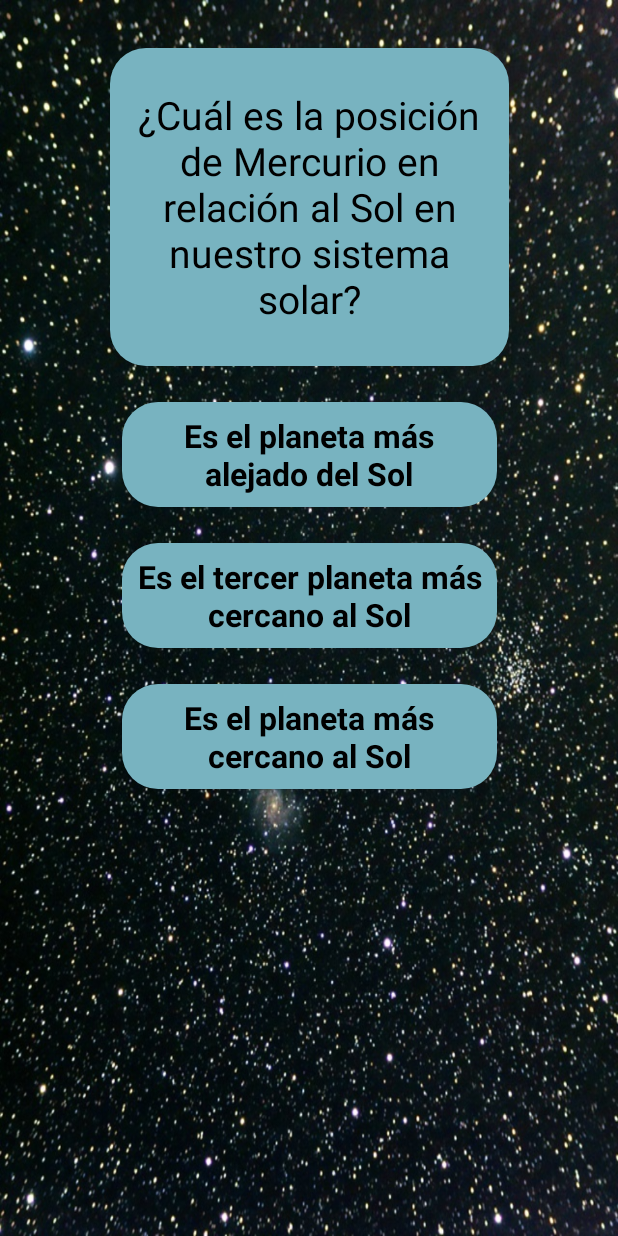
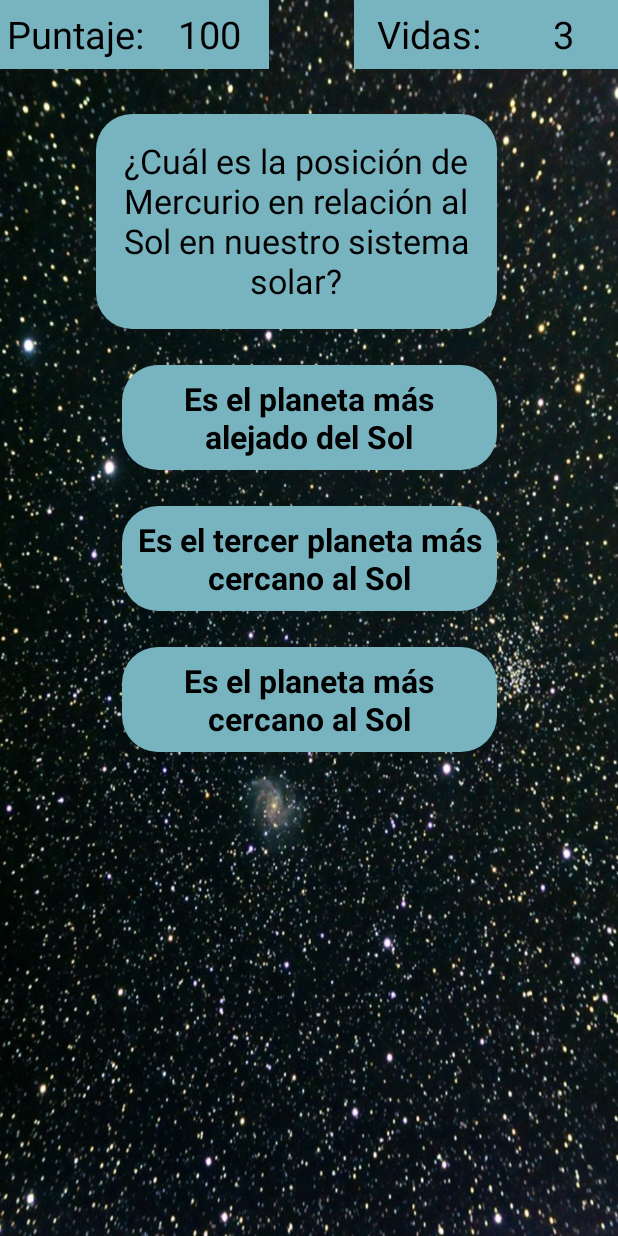
Before and after one commit to emunozce/Planetario, an Android app: the ThirdActivity screen opened directly, with no data from a screen before it, after a tap on "La presencia de metano en su atmósfera", on a phone screen of 412 x 824 dp. Run offline under Robolectric (Android 15) with nearby library versions, the phone set to English and light mode, and no system bars; 2 other taps on this screen came first.

Commit message:
Se muestran puntajes y vidas

```diff
--- a/app/src/main/java/com/emc/planetario/ThirdActivity.java
+++ b/app/src/main/java/com/emc/planetario/ThirdActivity.java
@@ -8,25 +8,31 @@ import android.os.Handler;
 import android.view.View;
 import android.widget.ImageView;
 import android.widget.TextView;
-import android.widget.Toast;
 
 import androidx.appcompat.app.AppCompatActivity;
 
 import java.io.BufferedReader;
+import java.io.FileInputStream;
+import java.io.FileOutputStream;
 import java.io.IOException;
 import java.io.InputStream;
 import java.io.InputStreamReader;
+import java.io.ObjectInputStream;
+import java.io.ObjectOutputStream;
 import java.util.ArrayList;
 import java.util.Collections;
 import java.util.List;
 
 public class ThirdActivity extends AppCompatActivity {
-    private TextView questionTextView, answer1TextView, answer2TextView, answer3TextView;
+    private static final int MAX_INCORRECT_COUNT = 5; // Máximo número de respuestas incorrectas permitidas
+    private TextView questionTextView, answer1TextView, answer2TextView, answer3TextView, puntajeTxt, vidasTxt;
     private ImageView correctImageView, incorrectImageView;
     private List<Question> questionList;
     private int currentQuestionIndex;
     private int incorrectAnswerCount; // Nueva variable para contar respuestas incorrectas consecutivas
-    private static final int MAX_INCORRECT_COUNT = 3; // Máximo número de respuestas incorrectas permitidas
+    private int puntaje = 0, vidas = MAX_INCORRECT_COUNT;
+
+    private boolean firstTime = true;
 
     @Override
     protected void onCreate(Bundle savedInstanceState) {
@@ -39,6 +45,8 @@ public class ThirdActivity extends AppCompatActivity {
         answer3TextView = findViewById(R.id.answer3TextView);
         correctImageView = findViewById(R.id.correctImageView);
         incorrectImageView = findViewById(R.id.incorrectImageView);
+        puntajeTxt = findViewById(R.id.puntaje);
+        vidasTxt = findViewById(R.id.vidas);
         // Cargar preguntas y respuestas desde el archivo
         questionList = loadQuestionsFromRaw();
 
@@ -83,7 +91,7 @@ public class ThirdActivity extends AppCompatActivity {
         } else {
             // Has completado todas las preguntas o alcanzado el límite de respuestas incorrectas, puedes manejarlo aquí
             if (incorrectAnswerCount == MAX_INCORRECT_COUNT) {
-                showToast("Juego detenido. ¡Debes estudiar más!");
+
                 returnToScreen2(); // Agregar esta línea para regresar a la pantalla 2
             }
         }
@@ -98,11 +106,12 @@ public class ThirdActivity extends AppCompatActivity {
     private void checkAnswer(String selectedAnswer) {
         Question currentQuestion = questionList.get(currentQuestionIndex - 1);
         if (selectedAnswer.equals(currentQuestion.getCorrectAnswer())) {
-            showToast("Respuesta Correcta");
-            incorrectAnswerCount = 0; // Restablecer el conteo de respuestas incorrectas
+            puntaje += 100;
+            puntajeTxt.setText(Integer.toString(puntaje));
             correctImageView.setVisibility(View.VISIBLE); // Mostrar la imagen correcta
         } else {
-            showToast("Respuesta Incorrecta");
+            vidas -= 1;
+            vidasTxt.setText(Integer.toString(vidas));
             incorrectAnswerCount++;
             incorrectImageView.setVisibility(View.VISIBLE); // Mostrar la imagen incorrecta
         }
@@ -113,13 +122,6 @@ public class ThirdActivity extends AppCompatActivity {
                 showNextQuestion();
             }
         }, 1000); // Retraso de 1 segundo
-    }
-
-    private void showToast(String message) {
-        Context context = getApplicationContext();
-        int duration = Toast.LENGTH_SHORT;
-        Toast toast = Toast.makeText(context, message, duration);
-        toast.show();
     }
 
     private List<Question> loadQuestionsFromRaw() {
@@ -149,4 +151,24 @@ public class ThirdActivity extends AppCompatActivity {
         Collections.shuffle(questions);
         return questions;
     }
+
+    private void savePuntaje(int puntaje) {
+        try (FileOutputStream fos = openFileOutput("puntaje.txt", Context.MODE_PRIVATE);
+             ObjectOutputStream oos = new ObjectOutputStream(fos)) {
+            oos.writeInt(puntaje);
+        } catch (IOException e) {
+            e.printStackTrace();
+        }
+    }
+
+    private int loadPuntajeFromFile() {
+        int loadedPuntaje = 0;
+        try (FileInputStream fis = openFileInput("puntaje.txt");
+             ObjectInputStream ois = new ObjectInputStream(fis)) {
+            loadedPuntaje = ois.readInt();
+        } catch (IOException e) {
+            e.printStackTrace();
+        }
+        return loadedPuntaje;
+    }
 }
--- a/app/src/main/res/layout/preguntas.xml
+++ b/app/src/main/res/layout/preguntas.xml
@@ -1,5 +1,4 @@
-<androidx.constraintlayout.widget.ConstraintLayout
-    xmlns:android="http://schemas.android.com/apk/res/android"
+<androidx.constraintlayout.widget.ConstraintLayout xmlns:android="http://schemas.android.com/apk/res/android"
     xmlns:app="http://schemas.android.com/apk/res-auto"
     xmlns:tools="http://schemas.android.com/tools"
     android:layout_width="match_parent"
@@ -8,20 +7,49 @@
     tools:context=".ThirdActivity">
 
     <TextView
+        android:id="@+id/vidas"
+        android:layout_width="79dp"
+        android:layout_height="46dp"
+        android:layout_marginStart="236dp"
+        android:background="#78B3C0"
+        android:gravity="center"
+        android:text="5"
+        android:textAlignment="center"
+        android:textColor="#000000"
+        android:textSize="25sp"
+        app:layout_constraintStart_toEndOf="@+id/textView5"
+        app:layout_constraintTop_toTopOf="parent" />
+
+    <TextView
+        android:id="@+id/textView2"
+        android:layout_width="100dp"
+        android:layout_height="46dp"
+        android:layout_marginStart="236dp"
+        android:background="#78B3C0"
+        android:gravity="center"
+        android:text="Vidas:"
+        android:textAlignment="center"
+        android:textColor="#000000"
+        android:textSize="25sp"
+        app:layout_constraintStart_toStartOf="parent"
+        app:layout_constraintTop_toTopOf="parent" />
+
+    <TextView
         android:id="@+id/questionTextView"
-        android:layout_width="266dp"
-        android:layout_height="212dp"
-        android:layout_marginTop="32dp"
+        android:layout_width="267dp"
+        android:layout_height="143dp"
+        android:layout_marginTop="76dp"
+        android:autoSizeMaxTextSize="40sp"
+        android:autoSizeMinTextSize="12sp"
+        android:autoSizeTextType="uniform"
         android:background="@drawable/fondo_redondo"
+        android:gravity="center"
+        android:padding="16dp"
         android:text="Pregunta"
         android:textAlignment="center"
         android:textColor="#000000"
-        android:gravity="center"
-        android:autoSizeTextType="uniform"
-        android:autoSizeMinTextSize="12sp"
-        android:autoSizeMaxTextSize="40sp"
-        android:padding="16dp"
         app:layout_constraintEnd_toEndOf="parent"
+        app:layout_constraintHorizontal_bias="0.444"
         app:layout_constraintStart_toStartOf="parent"
         app:layout_constraintTop_toTopOf="parent" />
 
@@ -30,16 +58,16 @@
         android:layout_width="250dp"
         android:layout_height="70dp"
         android:layout_marginTop="24dp"
+        android:autoSizeMaxTextSize="24sp"
+        android:autoSizeMinTextSize="12sp"
+        android:autoSizeTextType="uniform"
         android:background="@drawable/fondo_redondo"
+        android:gravity="center"
+        android:padding="8dp"
         android:text="Respuesta 1"
         android:textAlignment="center"
         android:textColor="#000000"
-        android:gravity="center"
         android:textStyle="bold"
-        android:autoSizeTextType="uniform"
-        android:autoSizeMinTextSize="12sp"
-        android:autoSizeMaxTextSize="24sp"
-        android:padding="8dp"
         app:layout_constraintEnd_toEndOf="parent"
         app:layout_constraintStart_toStartOf="parent"
         app:layout_constraintTop_toBottomOf="@+id/questionTextView" />
@@ -49,16 +77,16 @@
         android:layout_width="250dp"
         android:layout_height="70dp"
         android:layout_marginTop="24dp"
+        android:autoSizeMaxTextSize="24sp"
+        android:autoSizeMinTextSize="12sp"
+        android:autoSizeTextType="uniform"
         android:background="@drawable/fondo_redondo"
+        android:gravity="center"
+        android:padding="8dp"
         android:text="Respuesta 2"
         android:textAlignment="center"
         android:textColor="#000000"
-        android:gravity="center"
         android:textStyle="bold"
-        android:autoSizeTextType="uniform"
-        android:autoSizeMinTextSize="12sp"
-        android:autoSizeMaxTextSize="24sp"
-        android:padding="8dp"
         app:layout_constraintEnd_toEndOf="parent"
         app:layout_constraintStart_toStartOf="parent"
         app:layout_constraintTop_toBottomOf="@+id/answer1TextView" />
@@ -68,16 +96,16 @@
         android:layout_width="250dp"
         android:layout_height="70dp"
         android:layout_marginTop="24dp"
+        android:autoSizeMaxTextSize="24sp"
+        android:autoSizeMinTextSize="12sp"
+        android:autoSizeTextType="uniform"
         android:background="@drawable/fondo_redondo"
+        android:gravity="center"
+        android:padding="8dp"
         android:text="Respuesta 3"
         android:textAlignment="center"
         android:textColor="#000000"
-        android:gravity="center"
         android:textStyle="bold"
-        android:autoSizeTextType="uniform"
-        android:autoSizeMinTextSize="12sp"
-        android:autoSizeMaxTextSize="24sp"
-        android:padding="8dp"
         app:layout_constraintEnd_toEndOf="parent"
         app:layout_constraintStart_toStartOf="parent"
         app:layout_constraintTop_toBottomOf="@+id/answer2TextView" />
@@ -88,10 +116,10 @@
         android:layout_height="180dp"
         android:layout_marginTop="16dp"
         android:src="@drawable/check_mark"
+        android:visibility="invisible"
         app:layout_constraintEnd_toEndOf="parent"
         app:layout_constraintStart_toStartOf="parent"
-        app:layout_constraintTop_toBottomOf="@+id/answer3TextView"
-        android:visibility="invisible" />
+        app:layout_constraintTop_toBottomOf="@+id/answer3TextView" />
 
     <ImageView
         android:id="@+id/incorrectImageView"
@@ -99,9 +127,35 @@
         android:layout_height="180dp"
         android:layout_marginTop="16dp"
         android:src="@drawable/cross_mark"
+        android:visibility="invisible"
         app:layout_constraintEnd_toEndOf="parent"
         app:layout_constraintStart_toStartOf="parent"
-        app:layout_constraintTop_toBottomOf="@+id/answer3TextView"
-        android:visibility="invisible" />
+        app:layout_constraintTop_toBottomOf="@+id/answer3TextView" />
+
+    <TextView
+        android:id="@+id/puntaje"
+        android:layout_width="79dp"
+        android:layout_height="46dp"
+        android:background="#78B3C0"
+        android:gravity="center"
+        android:text="0"
+        android:textAlignment="center"
+        android:textColor="#000000"
+        android:textSize="25sp"
+        app:layout_constraintStart_toEndOf="@+id/textView5"
+        app:layout_constraintTop_toTopOf="parent" />
+
+    <TextView
+        android:id="@+id/textView5"
+        android:layout_width="100dp"
+        android:layout_height="46dp"
+        android:background="#78B3C0"
+        android:gravity="center"
+        android:text="Puntaje:"
+        android:textAlignment="center"
+        android:textColor="#000000"
+        android:textSize="25sp"
+        app:layout_constraintStart_toStartOf="parent"
+        app:layout_constraintTop_toTopOf="parent" />
 
 </androidx.constraintlayout.widget.ConstraintLayout>
```
